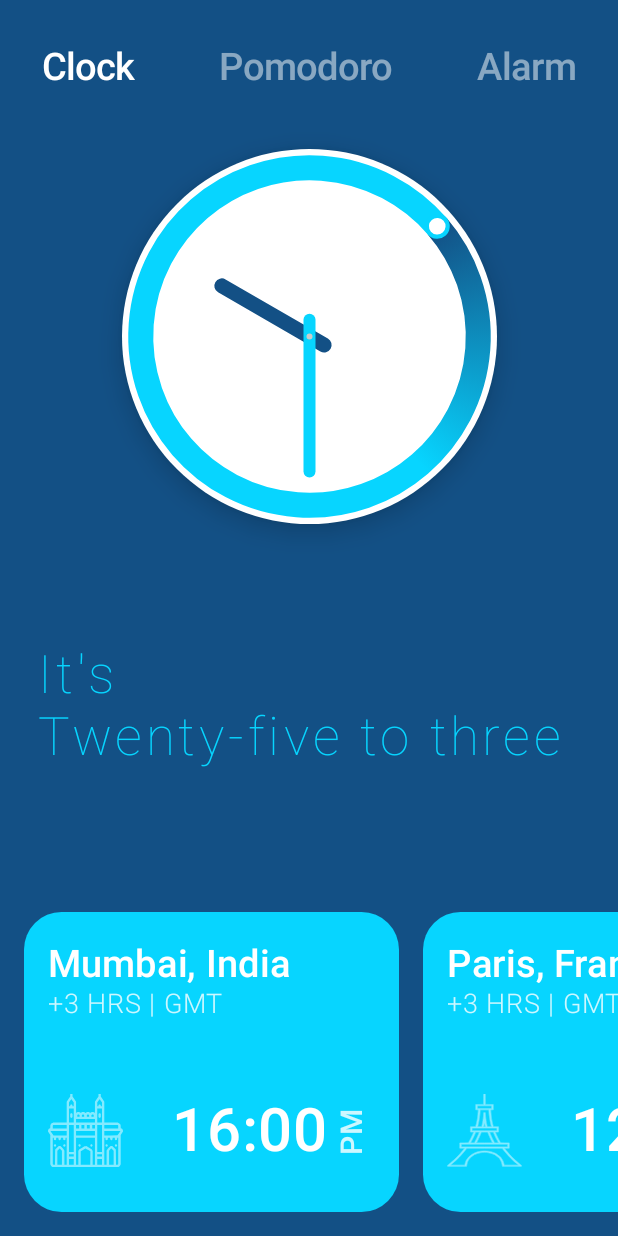
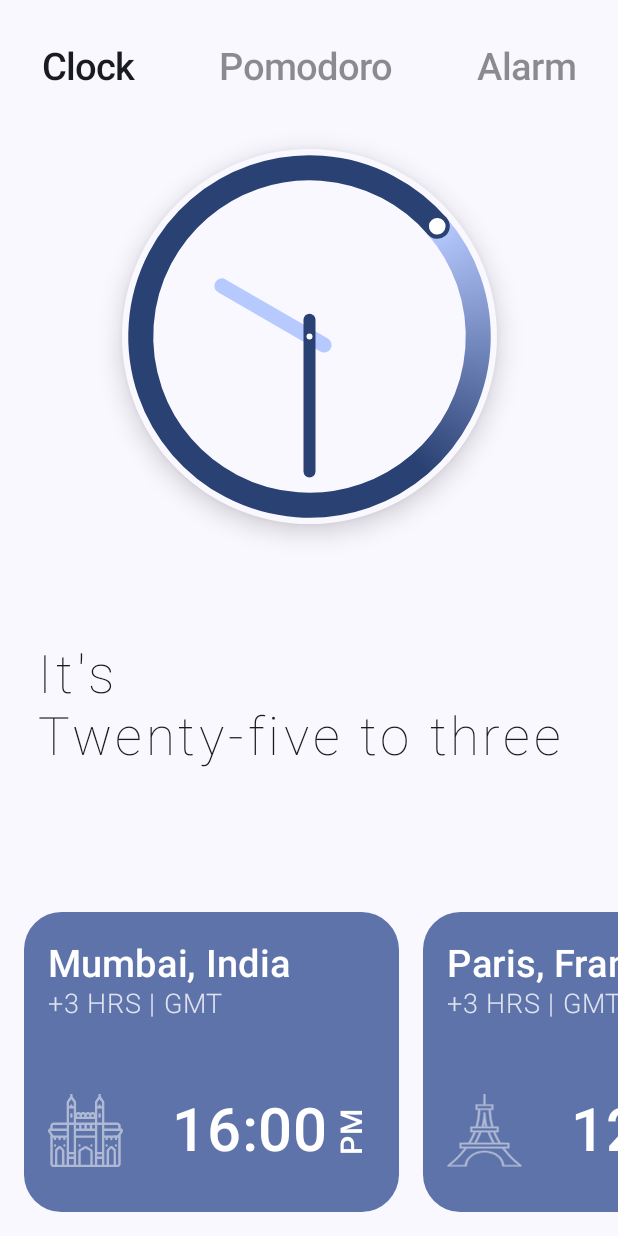
Before and after one commit to Niyush-04/pbl_clocky, an Android app built with Jetpack Compose: the screen it shows after launch (MainActivity), on a phone screen of 412 x 824 dp. Run offline under Robolectric (Android 15) with nearby library versions, the phone set to English and light mode, and no system bars; our stand-ins replace Dagger/Hilt's generated code.

Commit message:
switching on materialtheme

```diff
--- a/app/src/main/java/itm/pbl/clocky/MainActivity.kt
+++ b/app/src/main/java/itm/pbl/clocky/MainActivity.kt
@@ -10,13 +10,13 @@ import androidx.compose.foundation.layout.Row
 import androidx.compose.foundation.layout.fillMaxSize
 import androidx.compose.foundation.layout.fillMaxWidth
 import androidx.compose.foundation.layout.padding
+import androidx.compose.material3.MaterialTheme
 import androidx.compose.material3.Scaffold
 import androidx.compose.material3.Text
 import androidx.compose.runtime.Composable
 import androidx.compose.runtime.getValue
 import androidx.compose.ui.Alignment
 import androidx.compose.ui.Modifier
-import androidx.compose.ui.graphics.Color
 import androidx.compose.ui.text.TextStyle
 import androidx.compose.ui.text.font.FontFamily
 import androidx.compose.ui.text.font.FontWeight
@@ -33,7 +33,6 @@ import itm.pbl.clocky.presentation.ClockyNavigationGraph
 import itm.pbl.clocky.presentation.Routes
 import itm.pbl.clocky.presentation.Screens
 import itm.pbl.clocky.ui.theme.ClockyTheme
-import itm.pbl.clocky.ui.theme.from
 
 @AndroidEntryPoint
 class MainActivity : ComponentActivity() {
@@ -41,7 +40,6 @@ class MainActivity : ComponentActivity() {
     override fun onCreate(savedInstanceState: Bundle?) {
         super.onCreate(savedInstanceState)
         setContent {
-            window.statusBarColor = getColor(R.color.mainColor)
             ClockyTheme {
                 ClockyApp()
             }
@@ -56,7 +54,8 @@ fun ClockyApp() {
 
     Scaffold(
         modifier = Modifier.fillMaxSize(),
-        containerColor = from,
+//        containerColor = MaterialTheme.colorScheme.
+//        ,
         topBar = { BottomBar(navController = navController)},
     ) {
         Column(modifier = Modifier
@@ -116,7 +115,7 @@ fun AddItem(
                 },
             style = TextStyle(
                 fontSize = 25.sp,
-                color = if (selected) Color.White else Color.White.copy(alpha = 0.5f),
+                color = if (selected) MaterialTheme.colorScheme.onBackground else MaterialTheme.colorScheme.onBackground.copy(alpha = 0.5f),
                 fontWeight = FontWeight.Medium,
                 fontFamily = FontFamily.SansSerif
             ),
--- a/app/src/main/java/itm/pbl/clocky/presentation/clock/CardSection.kt
+++ b/app/src/main/java/itm/pbl/clocky/presentation/clock/CardSection.kt
@@ -16,6 +16,7 @@ import androidx.compose.foundation.layout.padding
 import androidx.compose.foundation.layout.width
 import androidx.compose.foundation.lazy.LazyRow
 import androidx.compose.foundation.shape.RoundedCornerShape
+import androidx.compose.material3.MaterialTheme
 import androidx.compose.material3.Text
 import androidx.compose.runtime.Composable
 import androidx.compose.runtime.LaunchedEffect
@@ -27,7 +28,6 @@ import androidx.compose.ui.Alignment
 import androidx.compose.ui.Modifier
 import androidx.compose.ui.draw.clip
 import androidx.compose.ui.draw.rotate
-import androidx.compose.ui.graphics.Color
 import androidx.compose.ui.graphics.ColorFilter
 import androidx.compose.ui.layout.ContentScale
 import androidx.compose.ui.res.painterResource
@@ -38,7 +38,6 @@ import androidx.compose.ui.unit.dp
 import androidx.compose.ui.unit.sp
 import itm.pbl.clocky.R
 import itm.pbl.clocky.data.clock.Card
-import itm.pbl.clocky.ui.theme.tooo
 import kotlinx.coroutines.delay
 import java.text.SimpleDateFormat
 import java.util.Date
@@ -127,7 +126,7 @@ fun CardItem(
         Box(
             modifier = Modifier
                 .clip(RoundedCornerShape(25.dp))
-                .background(color = tooo)
+                .background(color = MaterialTheme.colorScheme.primaryContainer)
                 .width(250.dp)
                 .height(200.dp)
                 .clickable { }
@@ -138,7 +137,7 @@ fun CardItem(
             Column(modifier = Modifier.fillMaxSize()) {
                 Text(
                     text = "${card.location}, ${card.country}",
-                    color = Color.White,
+                    color = MaterialTheme.colorScheme.onPrimaryContainer,
                     fontSize = 25.sp,
                     fontFamily = FontFamily.SansSerif,
                     fontWeight = FontWeight.SemiBold
@@ -146,7 +145,7 @@ fun CardItem(
 
                 Text(
                     text = "+3 HRS | GMT",
-                    color = Color.White.copy(alpha = 0.8f),
+                    color = MaterialTheme.colorScheme.onPrimaryContainer.copy(alpha = 0.8f),
                     fontSize = 18.sp,
                     fontFamily = FontFamily.SansSerif,
                     fontWeight = FontWeight.Light
@@ -163,14 +162,14 @@ fun CardItem(
                         modifier = Modifier.fillMaxHeight(0.5f),
                         alignment = Alignment.BottomStart,
                         painter = painterResource(id = card.icon),
-                        colorFilter = ColorFilter.tint(Color.White.copy(alpha = 0.5f)),
+                        colorFilter = ColorFilter.tint(MaterialTheme.colorScheme.onPrimaryContainer.copy(alpha = 0.5f)),
                         contentScale = ContentScale.Crop,
                         contentDescription = null
                     )
                     Spacer(modifier = Modifier.weight(1f))
                     Text(
                         text = currentTime,
-                        color = Color.White,
+                        color = MaterialTheme.colorScheme.onPrimaryContainer,
                         fontSize = 40.sp,
                         fontFamily = FontFamily.SansSerif,
                         fontWeight = FontWeight.SemiBold
@@ -178,7 +177,7 @@ fun CardItem(
                     Text(
                         modifier = Modifier.rotate(-90f),
                         text = "PM",
-                        color = Color.White.copy(alpha = 0.8f),
+                        color = MaterialTheme.colorScheme.onPrimaryContainer,
                         fontSize = 20.sp,
                         fontFamily = FontFamily.SansSerif,
                         fontWeight = FontWeight.SemiBold
--- a/app/src/main/java/itm/pbl/clocky/presentation/clock/ClockScreen.kt
+++ b/app/src/main/java/itm/pbl/clocky/presentation/clock/ClockScreen.kt
@@ -12,6 +12,7 @@ import androidx.compose.foundation.layout.aspectRatio
 import androidx.compose.foundation.layout.fillMaxSize
 import androidx.compose.foundation.layout.size
 import androidx.compose.foundation.shape.CircleShape
+import androidx.compose.material3.MaterialTheme
 import androidx.compose.runtime.Composable
 import androidx.compose.runtime.LaunchedEffect
 import androidx.compose.runtime.getValue
@@ -24,17 +25,13 @@ import androidx.compose.ui.draw.shadow
 import androidx.compose.ui.geometry.Offset
 import androidx.compose.ui.geometry.Size
 import androidx.compose.ui.graphics.Brush
-import androidx.compose.ui.graphics.Color
 import androidx.compose.ui.graphics.StrokeCap
 import androidx.compose.ui.graphics.drawscope.Stroke
 import androidx.compose.ui.graphics.drawscope.rotate
 import androidx.compose.ui.unit.dp
-import itm.pbl.clocky.ui.theme.from
-import itm.pbl.clocky.ui.theme.tooo
 import kotlinx.coroutines.delay
 import java.time.LocalTime
 import kotlin.math.min
-
 
 
 @Composable
@@ -43,7 +40,7 @@ fun ClockScreen() {
     Column(
         modifier = Modifier
             .fillMaxSize()
-            .background(color = from),
+            .background(MaterialTheme.colorScheme.background),
         verticalArrangement = Arrangement.SpaceBetween,
         horizontalAlignment = Alignment.CenterHorizontally
     ) {
@@ -55,6 +52,9 @@ fun ClockScreen() {
 
     @Composable
 fun MainClock() {
+
+
+
     var currentHour by remember { mutableIntStateOf(0) }
     var currentMinute by remember { mutableIntStateOf(0) }
     var currentSecond by remember { mutableIntStateOf(0) }
@@ -86,6 +86,11 @@ fun MainClock() {
 
 @Composable
 fun AnalogClockComponent(hour: Float, minute: Float, second: Float) {
+
+    val primary = MaterialTheme.colorScheme.primary
+    val invPrimary = MaterialTheme.colorScheme.inversePrimary
+    val onPrimary = MaterialTheme.colorScheme.onPrimary
+
     Box(
         modifier = Modifier
             .size(250.dp, 250.dp)
@@ -93,7 +98,7 @@ fun AnalogClockComponent(hour: Float, minute: Float, second: Float) {
                 elevation = 10.dp,
                 shape = CircleShape
             )
-            .background(Color.White)
+            .background(MaterialTheme.colorScheme.background)
             .aspectRatio(1f),
         contentAlignment = Alignment.Center
     ) {
@@ -122,9 +127,9 @@ fun AnalogClockComponent(hour: Float, minute: Float, second: Float) {
                 rotate(-90f, center) {
                     drawArc(
                         brush = Brush.sweepGradient(
-                            0f to from,
-                            0.25f to tooo,
-                            1f to tooo
+                            0f to invPrimary,
+                            0.25f to primary,
+                            1f to primary
                         ),
                         startAngle = 0f,
                         sweepAngle = 360f,
@@ -143,12 +148,12 @@ fun AnalogClockComponent(hour: Float, minute: Float, second: Float) {
                         )
                     )
                     drawCircle(
-                        color = tooo,
+                        color = primary,
                         radius = circleThickness / 2,
                         center = dialOffset
                     )
                     drawCircle(
-                        color = Color.White.copy(1f),
+                        color = onPrimary,
                         radius = circleThickness / 3,
                         center = dialOffset
                     )
@@ -157,7 +162,7 @@ fun AnalogClockComponent(hour: Float, minute: Float, second: Float) {
 
             rotate(houRation * 360, center) {
                 drawLine(
-                    color = from,
+                    color = invPrimary,
                     start = center - Offset(0f, radius * 0.6f),
                     end = center + Offset(0f, radius * 0.1f),
                     strokeWidth = 10.dp.toPx(),
@@ -166,7 +171,7 @@ fun AnalogClockComponent(hour: Float, minute: Float, second: Float) {
             }
             rotate(minuteRation * 360, center) {
                 drawLine(
-                    color = tooo,
+                    color = primary,
                     start = center - Offset(0f, radius * 0.8f),
                     end = center + Offset(0f, radius * 0.1f),
                     strokeWidth = 8.dp.toPx(),
@@ -174,7 +179,7 @@ fun AnalogClockComponent(hour: Float, minute: Float, second: Float) {
                 )
             }
             drawCircle(
-                color = Color.LightGray.copy(1f),
+                color = onPrimary,
                 radius = 2.dp.toPx(),
                 center = center
             )
--- a/app/src/main/java/itm/pbl/clocky/presentation/clock/TimeInText.kt
+++ b/app/src/main/java/itm/pbl/clocky/presentation/clock/TimeInText.kt
@@ -3,6 +3,7 @@ package itm.pbl.clocky.presentation.clock
 import androidx.compose.foundation.layout.Column
 import androidx.compose.foundation.layout.fillMaxWidth
 import androidx.compose.foundation.layout.padding
+import androidx.compose.material3.MaterialTheme
 import androidx.compose.material3.Text
 import androidx.compose.runtime.Composable
 import androidx.compose.ui.Modifier
@@ -12,7 +13,6 @@ import androidx.compose.ui.text.font.FontWeight
 import androidx.compose.ui.tooling.preview.Preview
 import androidx.compose.ui.unit.dp
 import androidx.compose.ui.unit.sp
-import itm.pbl.clocky.ui.theme.tooo
 
 @Composable
 fun TimeInText() {
@@ -22,7 +22,7 @@ fun TimeInText() {
             letterSpacing = 3.sp,
             style = TextStyle(
                 fontSize = 35.sp,
-                color = tooo.copy(alpha = 1f),
+                color = MaterialTheme.colorScheme.onBackground,
                 fontFamily = FontFamily.SansSerif,
                 fontWeight = FontWeight.ExtraLight
             ),
--- a/app/src/main/java/itm/pbl/clocky/ui/theme/Color.kt
+++ b/app/src/main/java/itm/pbl/clocky/ui/theme/Color.kt
@@ -9,12 +9,3 @@ val Pink80 = Color(0xFFEFB8C8)
 val Purple40 = Color(0xFF6650a4)
 val PurpleGrey40 = Color(0xFF625b71)
 val Pink40 = Color(0xFF7D5260)
-
-
-
-// additional colors for Clocky
-val tooo = Color(0xFF07D5FF)
-val from = Color(0xFF135085)
-
-//val tooo = Color(0xFF1d4350)
-//val from = Color(0xFFa43931)
--- a/app/src/main/java/itm/pbl/clocky/ui/theme/Theme.kt
+++ b/app/src/main/java/itm/pbl/clocky/ui/theme/Theme.kt
@@ -1,5 +1,6 @@
 package itm.pbl.clocky.ui.theme
 
+import android.app.Activity
 import android.os.Build
 import androidx.compose.foundation.isSystemInDarkTheme
 import androidx.compose.material3.MaterialTheme
@@ -9,8 +10,10 @@ import androidx.compose.material3.dynamicLightColorScheme
 import androidx.compose.material3.lightColorScheme
 import androidx.compose.runtime.Composable
 import androidx.compose.runtime.SideEffect
+import androidx.compose.ui.graphics.toArgb
 import androidx.compose.ui.platform.LocalContext
 import androidx.compose.ui.platform.LocalView
+import androidx.core.view.WindowCompat
 
 private val DarkColorScheme = darkColorScheme(
     primary = Purple80,
@@ -53,9 +56,9 @@ fun ClockyTheme(
     val view = LocalView.current
     if (!view.isInEditMode) {
         SideEffect {
-//            val window = (view.context as Activity).window
-//            window.statusBarColor = colorScheme.primary.toArgb()
-//            WindowCompat.getInsetsController(window, view).isAppearanceLightStatusBars = darkTheme
+            val window = (view.context as Activity).window
+            window.statusBarColor = colorScheme.background.toArgb()
+            WindowCompat.getInsetsController(window, view).isAppearanceLightStatusBars = !darkTheme
         }
     }
 
```
